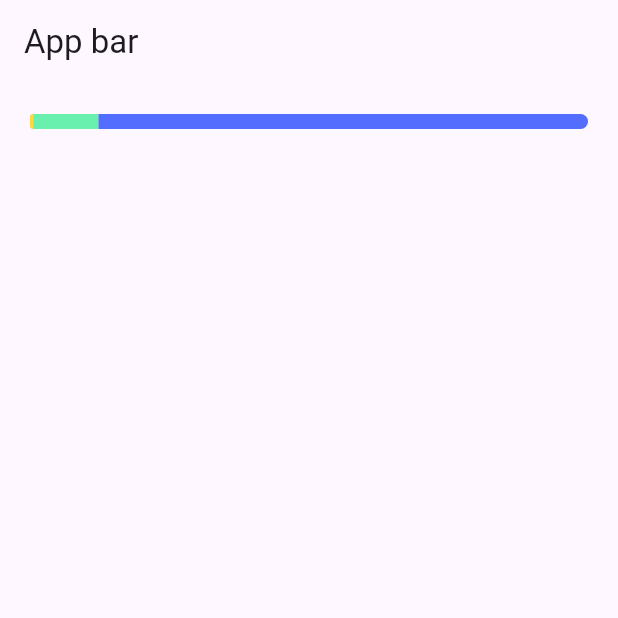
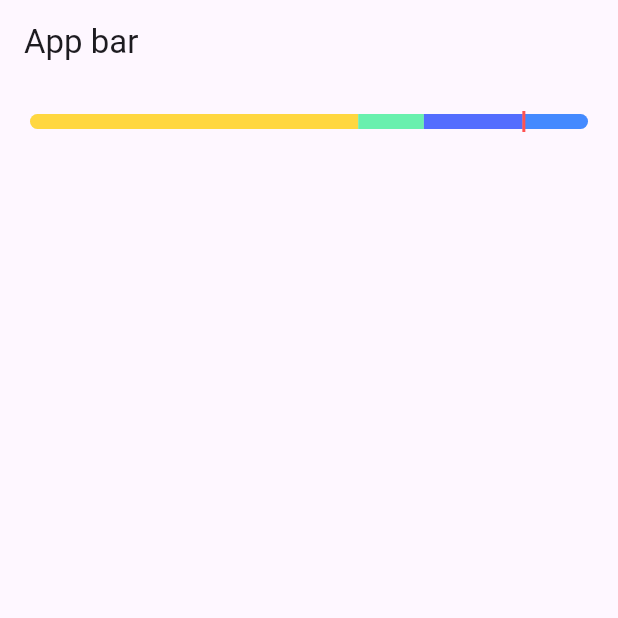
Before and after one commit to sparkwud/budgety, a Flutter app: the screen it shows after launch, on a phone screen of 412 x 824 dp, the top half of it. Run offline on Flutter 3.47's test engine with Material 2 defaults, Android fonts, the phone set to English and light mode, and no system bars.

```diff
--- a/lib/screens/home.dart
+++ b/lib/screens/home.dart
@@ -16,12 +16,12 @@ class Home extends StatelessWidget {
               padding: EdgeInsets.all(20.0),
               child: ExpenseBar(
                   expenseData: [
-                    Expense(2000.00, Colors.amberAccent),
-                    Expense(40000.00, Colors.greenAccent),
-                    Expense(300000.00, Colors.indigoAccent),
-                    // Expense(80000.00, Colors.blueAccent),
+                    Expense(100000.00, Colors.amberAccent),
+                    Expense(20000.00, Colors.greenAccent),
+                    Expense(30000.00, Colors.indigoAccent),
+                    Expense(20000.00, Colors.blueAccent),
                   ],
-                totalBudget: 00.00,
+                totalBudget: 150000.00,
               ),
             ),
           ],
```
Also changed, not shown: lib/components/expense_bar.dart (+13 -3 lines), lib/main.dart (+0 -103 lines).
